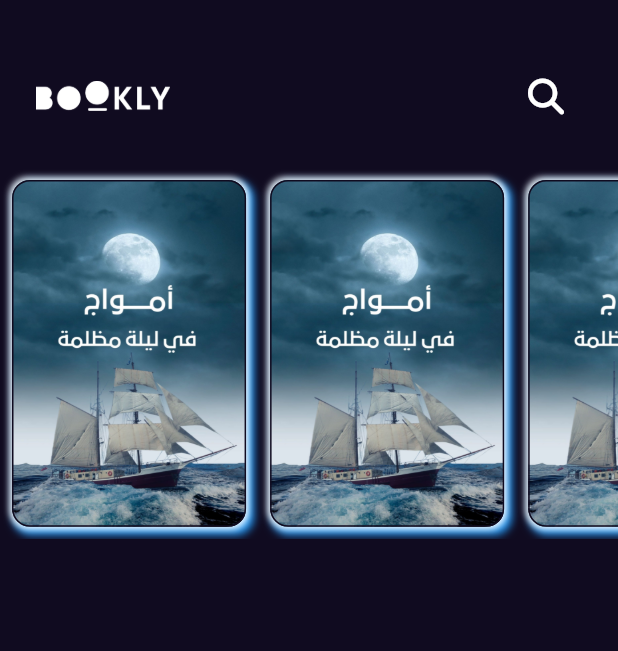
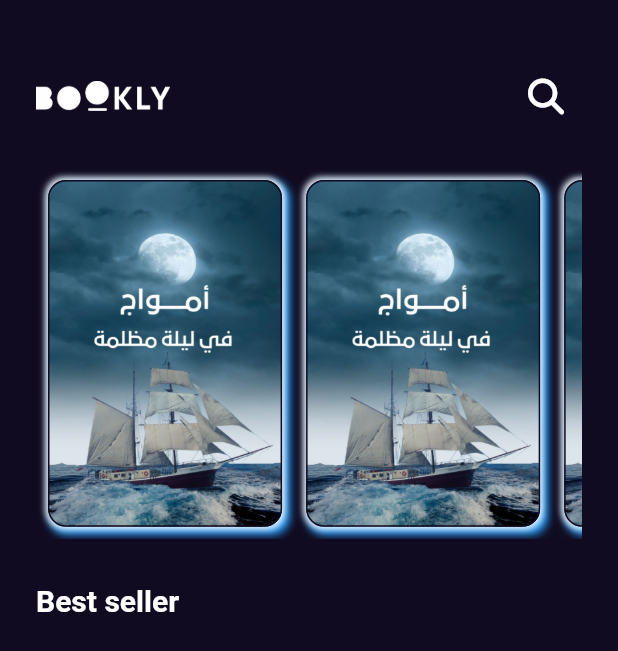
Before and after one commit to wael-saif23/bookly-app, a Flutter app: the screen it shows after launch, on a phone screen of 412 x 824 dp. Shown: the top 651 px of the screen. Run offline on Flutter 3.47's test engine with Material 2 defaults, Android fonts, the phone set to English and light mode, and no system bars; our stand-ins replace font_awesome_flutter, get.

Commit message:
add tite to home page and add create style file

```diff
--- a/lib/Features/home/presentation/views/widgets/custom_app_bar.dart
+++ b/lib/Features/home/presentation/views/widgets/custom_app_bar.dart
@@ -10,7 +10,7 @@ class CustomAppBar extends StatelessWidget {
   @override
   Widget build(BuildContext context) {
     return Padding(
-      padding: const EdgeInsets.only(left: 24,right: 24,top: 40 , bottom: 24),
+      padding: const EdgeInsets.only(top: 40 , bottom: 24),
       child: Row(
         children: [
           Image.asset(AssetsData.logo , height: 20,),
--- /dev/null
+++ b/lib/Features/home/presentation/views/widgets/feature_books_list_view.dart
@@ -0,0 +1,24 @@
+import 'package:flutter/material.dart';
+
+import 'feature_list_view_item.dart';
+
+class FeatureBooksListView extends StatelessWidget {
+  const FeatureBooksListView({super.key});
+
+  @override
+  Widget build(BuildContext context) {
+    return SizedBox(
+      height: MediaQuery.of(context).size.height * .3,
+      child: ListView.builder(
+        scrollDirection: Axis.horizontal,
+        itemBuilder: (BuildContext context, int index) {
+          return Padding(
+            padding: const EdgeInsets.all(8),
+            child: const FeaturelistviewItem(),
+
+          );
+        },
+      ),
+    );
+  }
+}
--- a/lib/Features/home/presentation/views/widgets/home_view_body.dart
+++ b/lib/Features/home/presentation/views/widgets/home_view_body.dart
@@ -3,6 +3,8 @@ import 'package:flutter/material.dart';
 import 'package:flutter/src/widgets/framework.dart';
 import 'package:flutter/src/widgets/placeholder.dart';
 
+import '../../../../../core/utilts/style.dart';
+import 'feature_books_list_view.dart';
 import 'feature_list_view_item.dart';
 
 class HomeViewBody extends StatelessWidget {
@@ -10,30 +12,21 @@ class HomeViewBody extends StatelessWidget {
 
   @override
   Widget build(BuildContext context) {
-    return Column(
-      children:const [
-        CustomAppBar(),
-        FeatureBooksListView(),
-      ],
-    );
-  }
-}
-
-class FeatureBooksListView extends StatelessWidget {
-  const FeatureBooksListView({super.key});
-
-  @override
-  Widget build(BuildContext context) {
-    return SizedBox(
-      height: MediaQuery.of(context).size.height * .3,
-      child: ListView.builder(
-        scrollDirection: Axis.horizontal,
-        itemBuilder: (BuildContext context, int index) {
-          return Padding(
-            padding: const EdgeInsets.all(8),
-            child: const FeaturelistviewItem(),
-          );
-        },
+    return Padding(
+      padding: const EdgeInsets.symmetric(horizontal: 24),
+      child: Column(
+        crossAxisAlignment:CrossAxisAlignment.start,
+        children: const [
+          CustomAppBar(),
+          FeatureBooksListView(),
+          SizedBox(
+            height: 30,
+          ),
+          Text(
+            "Best seller",
+            style: Stlyes.titleMidume,
+          )
+        ],
       ),
     );
   }
--- /dev/null
+++ b/lib/core/utilts/style.dart
@@ -0,0 +1,8 @@
+import 'package:flutter/material.dart';
+
+abstract class Stlyes {
+  static const titleMidume = TextStyle(
+    fontSize: 20,
+    fontWeight: FontWeight.w600,
+  );
+}
```
